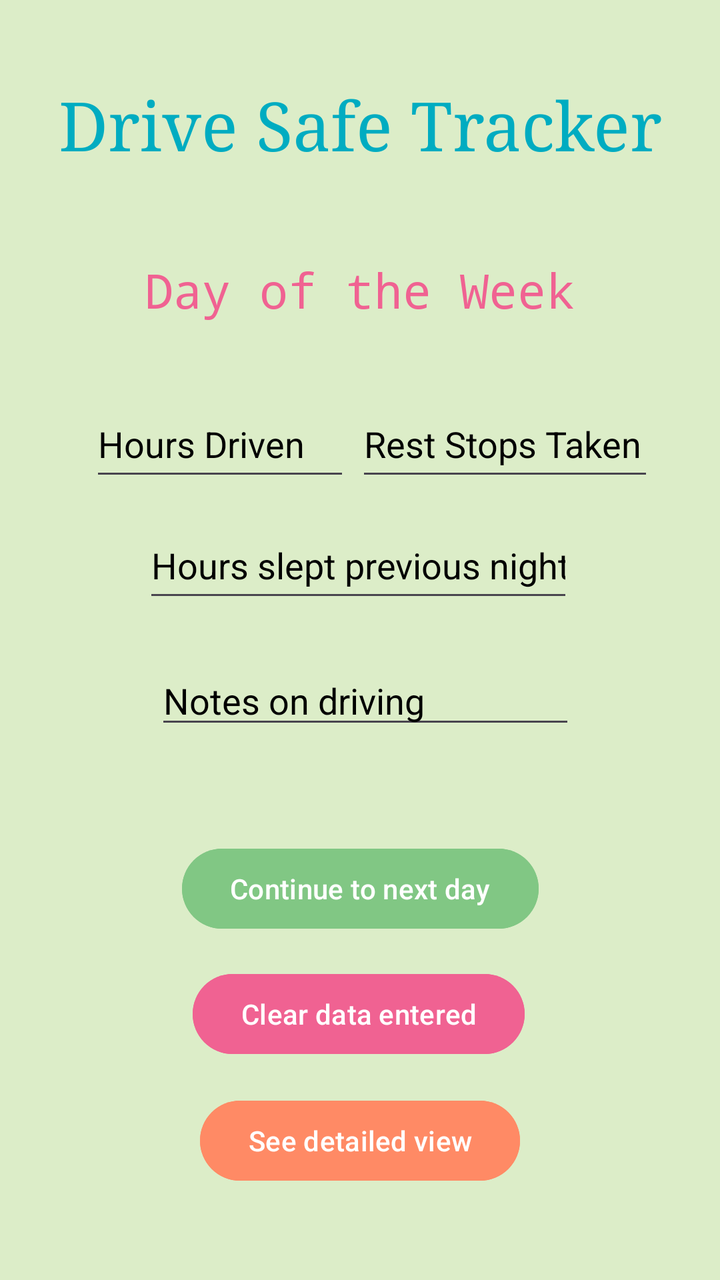
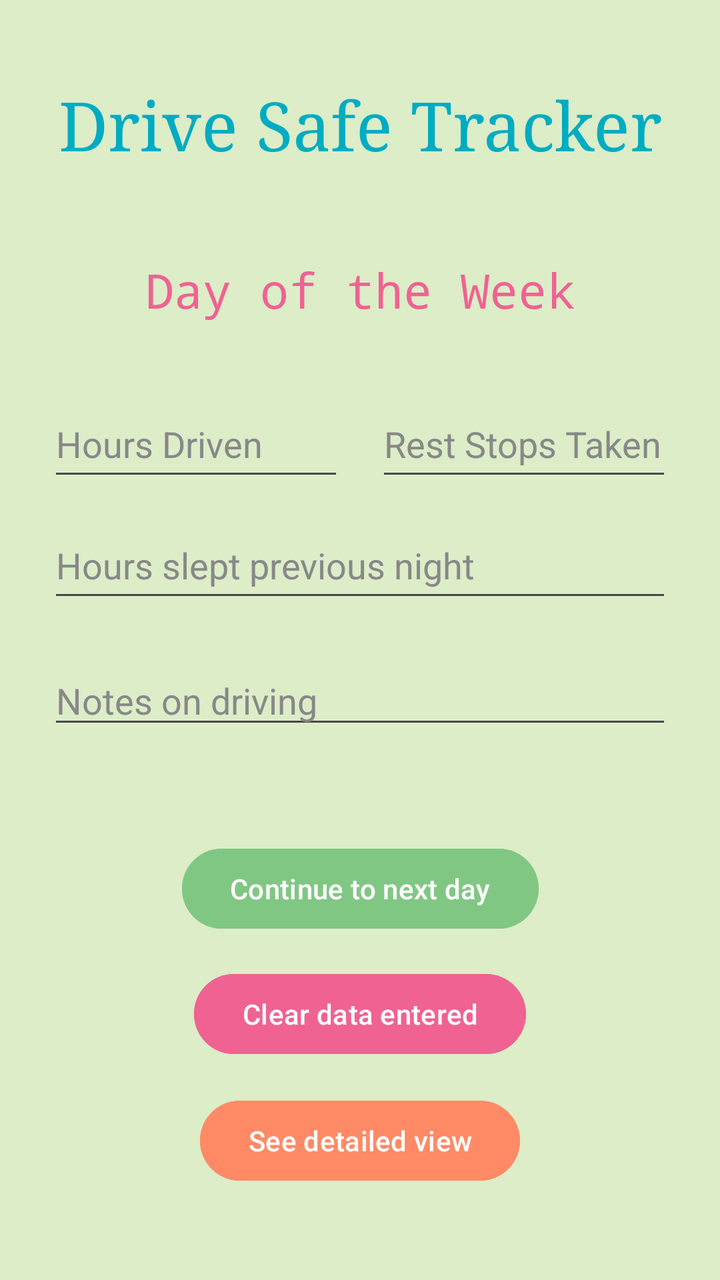

An Android layout rendered at two revisions. The XML below is the earlier revision; the diff shows what the commit changed to produce the second picture.
<!-- AndroidManifest.xml: application theme Theme.DriveSafeTracker -->
<!-- res/layout/activity_input_driving_habits.xml -->
<?xml version="1.0" encoding="utf-8"?>
<androidx.constraintlayout.widget.ConstraintLayout xmlns:android="http://schemas.android.com/apk/res/android"
    xmlns:app="http://schemas.android.com/apk/res-auto"
    xmlns:tools="http://schemas.android.com/tools"
    android:id="@+id/main"
    android:layout_width="match_parent"
    android:layout_height="match_parent"
    android:background="#DCEDC8"
    tools:context=".InputDrivingHabits">

    <TextView
        android:id="@+id/txtAppName"
        android:layout_width="wrap_content"
        android:layout_height="wrap_content"
        android:fontFamily="serif"
        android:text="Drive Safe Tracker"
        android:textColor="#00ACC1"
        android:textSize="34sp"
        app:layout_constraintBottom_toBottomOf="parent"
        app:layout_constraintEnd_toEndOf="parent"
        app:layout_constraintStart_toStartOf="parent"
        app:layout_constraintTop_toTopOf="parent"
        app:layout_constraintVertical_bias="0.067" />

    <TextView
        android:id="@+id/txtWeekday"
        android:layout_width="wrap_content"
        android:layout_height="wrap_content"
        android:fontFamily="monospace"
        android:text="Day of the Week"
        android:textColor="#F06292"
        android:textSize="24sp"
        app:layout_constraintBottom_toBottomOf="parent"
        app:layout_constraintEnd_toEndOf="parent"
        app:layout_constraintHorizontal_bias="0.498"
        app:layout_constraintStart_toStartOf="parent"
        app:layout_constraintTop_toTopOf="parent"
        app:layout_constraintVertical_bias="0.212" />

    <EditText
        android:id="@+id/edtTxtHrsDriven"
        android:layout_width="130dp"
        android:layout_height="50dp"
        android:ems="10"
        android:hint="Hours Driven"
        android:inputType="numberDecimal"
        android:textColor="#000000"
        android:textColorHint="#000000"
        app:layout_constraintBottom_toBottomOf="parent"
        app:layout_constraintEnd_toEndOf="parent"
        app:layout_constraintHorizontal_bias="0.195"
        app:layout_constraintStart_toStartOf="parent"
        app:layout_constraintTop_toTopOf="parent"
        app:layout_constraintVertical_bias="0.331" />

    <EditText
        android:id="@+id/edtTxtStops"
        android:layout_width="149dp"
        android:layout_height="50dp"
        android:ems="10"
        android:hint="Rest Stops Taken"
        android:inputType="number"
        android:textColor="#000000"
        android:textColorHint="#000000"
        app:layout_constraintBottom_toBottomOf="parent"
        app:layout_constraintEnd_toEndOf="parent"
        app:layout_constraintHorizontal_bias="0.843"
        app:layout_constraintStart_toStartOf="parent"
        app:layout_constraintTop_toTopOf="parent"
        app:layout_constraintVertical_bias="0.331" />

    <EditText
        android:id="@+id/edtTxtHrsSlept"
        android:layout_width="215dp"
        android:layout_height="50dp"
        android:ems="10"
        android:hint="Hours slept previous night"
        android:inputType="numberDecimal"
        android:textColor="#000000"
        android:textColorHint="#000000"
        app:layout_constraintBottom_toBottomOf="parent"
        app:layout_constraintEnd_toEndOf="parent"
        app:layout_constraintHorizontal_bias="0.494"
        app:layout_constraintStart_toStartOf="parent"
        app:layout_constraintTop_toTopOf="parent"
        app:layout_constraintVertical_bias="0.434" />

    <EditText
        android:id="@+id/edtTxtNotes"
        android:layout_width="wrap_content"
        android:layout_height="wrap_content"
        android:ems="10"
        android:inputType="text"
        android:hint="Notes on driving"
        android:textColor="#000000"
        android:textColorHint="#000000"
        app:layout_constraintBottom_toBottomOf="parent"
        app:layout_constraintEnd_toEndOf="parent"
        app:layout_constraintHorizontal_bias="0.517"
        app:layout_constraintStart_toStartOf="parent"
        app:layout_constraintTop_toTopOf="parent"
        app:layout_constraintVertical_bias="0.548" />

    <Button
        android:id="@+id/btnNxtDay"
        android:layout_width="wrap_content"
        android:layout_height="wrap_content"
        android:backgroundTint="#81C784"
        android:text="Continue to next day"
        app:layout_constraintBottom_toBottomOf="parent"
        app:layout_constraintEnd_toEndOf="parent"
        app:layout_constraintStart_toStartOf="parent"
        app:layout_constraintTop_toTopOf="parent"
        app:layout_constraintVertical_bias="0.71" />

    <Button
        android:id="@+id/btnClearData"
        android:layout_width="wrap_content"
        android:layout_height="wrap_content"
        android:backgroundTint="#F06292"
        android:text="Clear data entered"
        app:layout_constraintBottom_toBottomOf="parent"
        app:layout_constraintEnd_toEndOf="parent"
        app:layout_constraintHorizontal_bias="0.497"
        app:layout_constraintStart_toStartOf="parent"
        app:layout_constraintTop_toTopOf="parent"
        app:layout_constraintVertical_bias="0.816" />

    <Button
        android:id="@+id/btnDetailedView"
        android:layout_width="wrap_content"
        android:layout_height="wrap_content"
        android:backgroundTint="#FF8A65"
        android:text="See detailed view"
        app:layout_constraintBottom_toBottomOf="parent"
        app:layout_constraintEnd_toEndOf="parent"
        app:layout_constraintStart_toStartOf="parent"
        app:layout_constraintTop_toTopOf="parent"
        app:layout_constraintVertical_bias="0.923" />
</androidx.constraintlayout.widget.ConstraintLayout>
<!-- resources referenced by this layout -->
<resources>
  <style name="Theme.DriveSafeTracker" parent="Base.Theme.DriveSafeTracker" />
  <style name="Base.Theme.DriveSafeTracker" parent="Theme.Material3.DayNight.NoActionBar">
          
          
      </style>
</resources>

<!-- the commit's change to res/layout/activity_input_driving_habits.xml (unified diff, before → after) -->
@@ -16,10 +16,10 @@
         android:text="Drive Safe Tracker"
         android:textColor="#00ACC1"
         android:textSize="34sp"
-        app:layout_constraintBottom_toBottomOf="parent"
         app:layout_constraintEnd_toEndOf="parent"
         app:layout_constraintStart_toStartOf="parent"
         app:layout_constraintTop_toTopOf="parent"
+        app:layout_constraintBottom_toBottomOf="parent"
         app:layout_constraintVertical_bias="0.067" />
 
     <TextView
@@ -30,75 +30,74 @@
         android:text="Day of the Week"
         android:textColor="#F06292"
         android:textSize="24sp"
-        app:layout_constraintBottom_toBottomOf="parent"
         app:layout_constraintEnd_toEndOf="parent"
-        app:layout_constraintHorizontal_bias="0.498"
         app:layout_constraintStart_toStartOf="parent"
         app:layout_constraintTop_toTopOf="parent"
+        app:layout_constraintBottom_toBottomOf="parent"
         app:layout_constraintVertical_bias="0.212" />
 
     <EditText
         android:id="@+id/edtTxtHrsDriven"
-        android:layout_width="130dp"
+        android:layout_width="0dp"
         android:layout_height="50dp"
-        android:ems="10"
         android:hint="Hours Driven"
         android:inputType="numberDecimal"
         android:textColor="#000000"
-        android:textColorHint="#000000"
-        app:layout_constraintBottom_toBottomOf="parent"
-        app:layout_constraintEnd_toEndOf="parent"
-        app:layout_constraintHorizontal_bias="0.195"
+        android:textColorHint="#888888"
+        android:layout_marginStart="24dp"
+        android:layout_marginEnd="8dp"
+        app:layout_constraintEnd_toStartOf="@id/edtTxtStops"
         app:layout_constraintStart_toStartOf="parent"
         app:layout_constraintTop_toTopOf="parent"
+        app:layout_constraintBottom_toBottomOf="parent"
         app:layout_constraintVertical_bias="0.331" />
 
     <EditText
         android:id="@+id/edtTxtStops"
-        android:layout_width="149dp"
+        android:layout_width="0dp"
         android:layout_height="50dp"
-        android:ems="10"
         android:hint="Rest Stops Taken"
         android:inputType="number"
         android:textColor="#000000"
-        android:textColorHint="#000000"
+        android:textColorHint="#888888"
+        android:layout_marginStart="8dp"
+        android:layout_marginEnd="24dp"
+        app:layout_constraintEnd_toEndOf="parent"
+        app:layout_constraintStart_toEndOf="@id/edtTxtHrsDriven"
+        app:layout_constraintTop_toTopOf="parent"
         app:layout_constraintBottom_toBottomOf="parent"
-        app:layout_constraintEnd_toEndOf="parent"
-        app:layout_constraintHorizontal_bias="0.843"
-        app:layout_constraintStart_toStartOf="parent"
-        app:layout_constraintTop_toTopOf="parent"
         app:layout_constraintVertical_bias="0.331" />
 
     <EditText
         android:id="@+id/edtTxtHrsSlept"
-        android:layout_width="215dp"
+        android:layout_width="0dp"
         android:layout_height="50dp"
-        android:ems="10"
         android:hint="Hours slept previous night"
         android:inputType="numberDecimal"
         android:textColor="#000000"
-        android:textColorHint="#000000"
-        app:layout_constraintBottom_toBottomOf="parent"
+        android:textColorHint="#888888"
+        android:layout_marginStart="24dp"
+        android:layout_marginEnd="24dp"
         app:layout_constraintEnd_toEndOf="parent"
-        app:layout_constraintHorizontal_bias="0.494"
         app:layout_constraintStart_toStartOf="parent"
         app:layout_constraintTop_toTopOf="parent"
+        app:layout_constraintBottom_toBottomOf="parent"
         app:layout_constraintVertical_bias="0.434" />
 
     <EditText
         android:id="@+id/edtTxtNotes"
-        android:layout_width="wrap_content"
+        android:layout_width="0dp"
         android:layout_height="wrap_content"
-        android:ems="10"
+        android:hint="Notes on driving"
         android:inputType="text"
-        android:hint="Notes on driving"
         android:textColor="#000000"
-        android:textColorHint="#000000"
-        app:layout_constraintBottom_toBottomOf="parent"
+        android:textColorHint="#888888"
+        android:layout_marginStart="24dp"
+        android:layout_marginEnd="24dp"
         app:layout_constraintEnd_toEndOf="parent"
-        app:layout_constraintHorizontal_bias="0.517"
         app:layout_constraintStart_toStartOf="parent"
         app:layout_constraintTop_toTopOf="parent"
+        app:layout_constraintBottom_toBottomOf="parent"
         app:layout_constraintVertical_bias="0.548" />
 
     <Button
@@ -107,10 +106,10 @@
         android:layout_height="wrap_content"
         android:backgroundTint="#81C784"
         android:text="Continue to next day"
-        app:layout_constraintBottom_toBottomOf="parent"
         app:layout_constraintEnd_toEndOf="parent"
         app:layout_constraintStart_toStartOf="parent"
         app:layout_constraintTop_toTopOf="parent"
+        app:layout_constraintBottom_toBottomOf="parent"
         app:layout_constraintVertical_bias="0.71" />
 
     <Button
@@ -119,11 +118,10 @@
         android:layout_height="wrap_content"
         android:backgroundTint="#F06292"
         android:text="Clear data entered"
-        app:layout_constraintBottom_toBottomOf="parent"
         app:layout_constraintEnd_toEndOf="parent"
-        app:layout_constraintHorizontal_bias="0.497"
         app:layout_constraintStart_toStartOf="parent"
         app:layout_constraintTop_toTopOf="parent"
+        app:layout_constraintBottom_toBottomOf="parent"
         app:layout_constraintVertical_bias="0.816" />
 
     <Button
@@ -132,9 +130,10 @@
         android:layout_height="wrap_content"
         android:backgroundTint="#FF8A65"
         android:text="See detailed view"
-        app:layout_constraintBottom_toBottomOf="parent"
         app:layout_constraintEnd_toEndOf="parent"
         app:layout_constraintStart_toStartOf="parent"
         app:layout_constraintTop_toTopOf="parent"
+        app:layout_constraintBottom_toBottomOf="parent"
         app:layout_constraintVertical_bias="0.923" />
+
 </androidx.constraintlayout.widget.ConstraintLayout>
